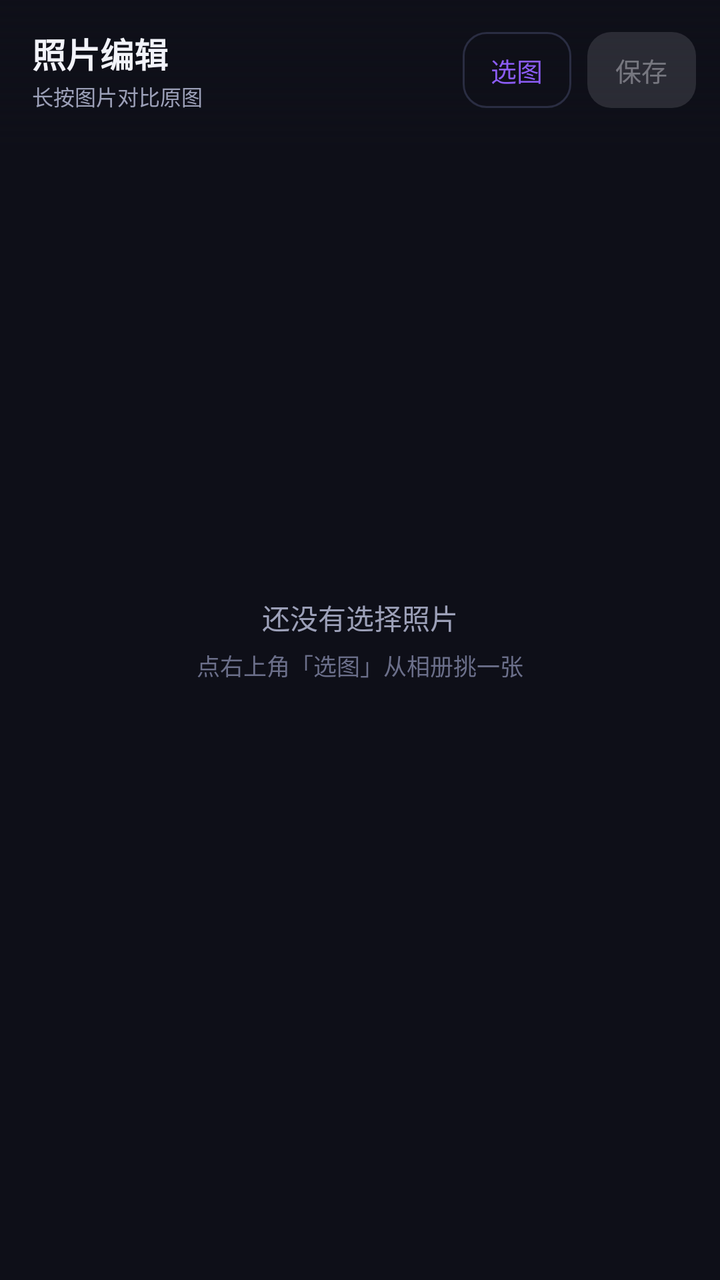
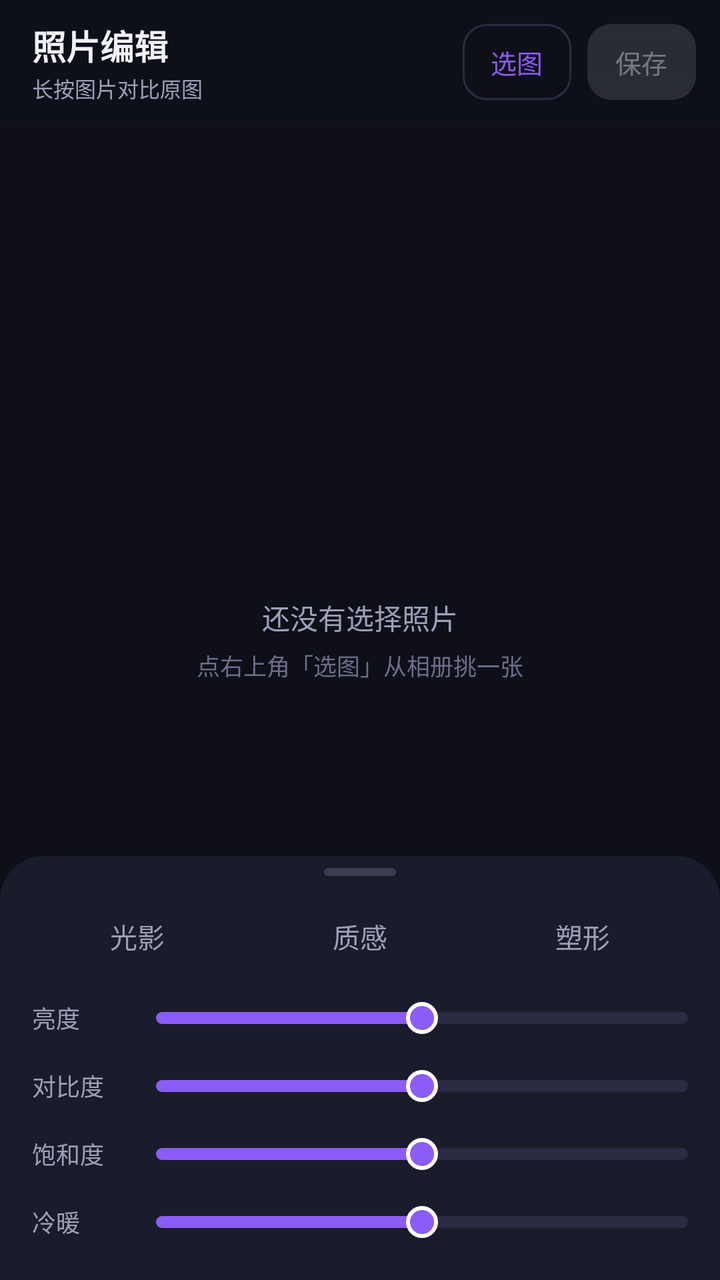

Before-and-after screenshots of an Android layout around one commit, followed by the original layout XML and the change that was made.
<!-- AndroidManifest.xml: application theme Theme.MagicBeauty -->
<!-- res/layout/fragment_photo.xml -->
<?xml version="1.0" encoding="utf-8"?>
<androidx.coordinatorlayout.widget.CoordinatorLayout xmlns:android="http://schemas.android.com/apk/res/android"
    xmlns:app="http://schemas.android.com/apk/res-auto"
    android:layout_width="match_parent"
    android:layout_height="match_parent"
    android:background="@color/bg">

    
    <FrameLayout
        android:id="@+id/previewBox"
        android:layout_width="match_parent"
        android:layout_height="match_parent">

        <ImageView
            android:id="@+id/preview"
            android:layout_width="match_parent"
            android:layout_height="match_parent"
            android:contentDescription="预览"
            android:scaleType="fitCenter" />

        <LinearLayout
            android:id="@+id/emptyState"
            android:layout_width="wrap_content"
            android:layout_height="wrap_content"
            android:layout_gravity="center"
            android:gravity="center"
            android:orientation="vertical">

            <TextView
                android:layout_width="wrap_content"
                android:layout_height="wrap_content"
                android:text="还没有选择照片"
                android:textColor="@color/text_sub"
                android:textSize="14sp" />

            <TextView
                android:layout_width="wrap_content"
                android:layout_height="wrap_content"
                android:layout_marginTop="5dp"
                android:text="点右上角「选图」从相册挑一张"
                android:textColor="@color/text_dim"
                android:textSize="11.5sp" />
        </LinearLayout>

        <ProgressBar
            android:id="@+id/progress"
            android:layout_width="wrap_content"
            android:layout_height="wrap_content"
            android:layout_gravity="center"
            android:indeterminateTint="@color/brand"
            android:visibility="gone" />
    </FrameLayout>

    
    <LinearLayout
        android:id="@+id/topBar"
        android:layout_width="match_parent"
        android:layout_height="wrap_content"
        android:layout_gravity="top"
        android:background="@drawable/bg_top_scrim"
        android:gravity="center_vertical"
        android:orientation="horizontal"
        android:paddingStart="16dp"
        android:paddingTop="14dp"
        android:paddingEnd="12dp"
        android:paddingBottom="18dp">

        <LinearLayout
            android:layout_width="0dp"
            android:layout_height="wrap_content"
            android:layout_weight="1"
            android:orientation="vertical">

            <TextView
                android:layout_width="wrap_content"
                android:layout_height="wrap_content"
                android:text="照片编辑"
                android:textColor="@color/text"
                android:textSize="17sp"
                android:textStyle="bold" />

            <TextView
                android:layout_width="wrap_content"
                android:layout_height="wrap_content"
                android:layout_marginTop="1dp"
                android:text="长按图片对比原图"
                android:textColor="@color/text_sub"
                android:textSize="10.5sp" />
        </LinearLayout>

        <com.google.android.material.button.MaterialButton
            android:id="@+id/btnPick"
            style="?attr/materialButtonOutlinedStyle"
            android:layout_width="wrap_content"
            android:layout_height="38dp"
            android:insetTop="0dp"
            android:insetBottom="0dp"
            android:minWidth="0dp"
            android:paddingStart="14dp"
            android:paddingEnd="14dp"
            android:text="选图"
            android:textAllCaps="false"
            android:textSize="13sp"
            app:cornerRadius="12dp" />

        <Space
            android:layout_width="8dp"
            android:layout_height="1dp" />

        <com.google.android.material.button.MaterialButton
            android:id="@+id/btnSave"
            android:layout_width="wrap_content"
            android:layout_height="38dp"
            android:enabled="false"
            android:insetTop="0dp"
            android:insetBottom="0dp"
            android:minWidth="0dp"
            android:paddingStart="14dp"
            android:paddingEnd="14dp"
            android:text="保存"
            android:textAllCaps="false"
            android:textSize="13sp"
            app:cornerRadius="12dp" />
    </LinearLayout>

    
    <LinearLayout
        android:id="@+id/toolSheet"
        android:layout_width="match_parent"
        android:layout_height="wrap_content"
        android:layout_gravity="bottom"
        android:background="@drawable/bg_sheet"
        android:elevation="12dp"
        android:orientation="vertical"
        android:paddingStart="16dp"
        android:paddingEnd="16dp"
        android:paddingBottom="10dp"
        app:behavior_hideable="false"
        app:behavior_peekHeight="112dp"
        app:layout_behavior="com.google.android.material.bottomsheet.BottomSheetBehavior">

        <View
            android:layout_width="36dp"
            android:layout_height="4dp"
            android:layout_gravity="center_horizontal"
            android:layout_marginTop="8dp"
            android:background="@drawable/bg_handle" />

        <LinearLayout
            android:layout_width="match_parent"
            android:layout_height="wrap_content"
            android:layout_marginTop="8dp"
            android:orientation="horizontal">

            <TextView
                android:id="@+id/tabLight"
                android:layout_width="0dp"
                android:layout_height="38dp"
                android:layout_weight="1"
                android:background="@drawable/bg_tab"
                android:gravity="center"
                android:text="光影"
                android:textColor="@color/tab_text"
                android:textSize="13sp" />

            <TextView
                android:id="@+id/tabTexture"
                android:layout_width="0dp"
                android:layout_height="38dp"
                android:layout_marginStart="6dp"
                android:layout_weight="1"
                android:background="@drawable/bg_tab"
                android:gravity="center"
                android:text="质感"
                android:textColor="@color/tab_text"
                android:textSize="13sp" />

            <TextView
                android:id="@+id/tabShape"
                android:layout_width="0dp"
                android:layout_height="38dp"
                android:layout_marginStart="6dp"
                android:layout_weight="1"
                android:background="@drawable/bg_tab"
                android:gravity="center"
                android:text="塑形"
                android:textColor="@color/tab_text"
                android:textSize="13sp" />
        </LinearLayout>

        
        <LinearLayout
            android:id="@+id/groupLight"
            android:layout_width="match_parent"
            android:layout_height="wrap_content"
            android:layout_marginTop="2dp"
            android:orientation="vertical">

            <LinearLayout
                android:layout_width="match_parent"
                android:layout_height="31dp"
                android:gravity="center_vertical"
                android:orientation="horizontal">

                <TextView
                    style="@style/SliderLabel"
                    android:text="亮度" />

                <SeekBar
                    android:id="@+id/sbBrightness"
                    style="@style/AppSeekBar"
                    android:layout_width="0dp"
                    android:layout_height="30dp"
                    android:layout_weight="1"
                    android:max="100"
                    android:progress="50" />
            </LinearLayout>

            <LinearLayout
                android:layout_width="match_parent"
                android:layout_height="31dp"
                android:gravity="center_vertical"
                android:orientation="horizontal">

                <TextView
                    style="@style/SliderLabel"
                    android:text="对比度" />

                <SeekBar
                    android:id="@+id/sbContrast"
                    style="@style/AppSeekBar"
                    android:layout_width="0dp"
                    android:layout_height="30dp"
                    android:layout_weight="1"
                    android:max="100"
                    android:progress="50" />
            </LinearLayout>

            <LinearLayout
                android:layout_width="match_parent"
                android:layout_height="31dp"
                android:gravity="center_vertical"
                android:orientation="horizontal">

                <TextView
                    style="@style/SliderLabel"
                    android:text="饱和度" />

                <SeekBar
                    android:id="@+id/sbSaturation"
                    style="@style/AppSeekBar"
                    android:layout_width="0dp"
                    android:layout_height="30dp"
                    android:layout_weight="1"
                    android:max="100"
                    android:progress="50" />
            </LinearLayout>

            <LinearLayout
                android:layout_width="match_parent"
                android:layout_height="31dp"
                android:gravity="center_vertical"
                android:orientation="horizontal">

                <TextView
                    style="@style/SliderLabel"
                    android:text="冷暖" />

                <SeekBar
                    android:id="@+id/sbWarmth"
                    style="@style/AppSeekBar"
                    android:layout_width="0dp"
                    android:layout_height="30dp"
                    android:layout_weight="1"
                    android:max="100"
                    android:progress="50" />
            </LinearLayout>
        </LinearLayout>

        
        <LinearLayout
            android:id="@+id/groupTexture"
            android:layout_width="match_parent"
            android:layout_height="wrap_content"
            android:layout_marginTop="2dp"
            android:orientation="vertical"
            android:visibility="gone">

            <LinearLayout
                android:layout_width="match_parent"
                android:layout_height="31dp"
                android:gravity="center_vertical"
                android:orientation="horizontal">

                <TextView
                    style="@style/SliderLabel"
                    android:text="磨皮" />

                <SeekBar
                    android:id="@+id/sbBlur"
                    style="@style/AppSeekBar"
                    android:layout_width="0dp"
                    android:layout_height="30dp"
                    android:layout_weight="1"
                    android:max="100"
                    android:progress="0" />
            </LinearLayout>

            <LinearLayout
                android:layout_width="match_parent"
                android:layout_height="31dp"
                android:gravity="center_vertical"
                android:orientation="horizontal">

                <TextView
                    style="@style/SliderLabel"
                    android:text="暗角" />

                <SeekBar
                    android:id="@+id/sbVignette"
                    style="@style/AppSeekBar"
                    android:layout_width="0dp"
                    android:layout_height="30dp"
                    android:layout_weight="1"
                    android:max="100"
                    android:progress="0" />
            </LinearLayout>
        </LinearLayout>

        
        <LinearLayout
            android:id="@+id/groupShape"
            android:layout_width="match_parent"
            android:layout_height="wrap_content"
            android:layout_marginTop="2dp"
            android:orientation="vertical"
            android:visibility="gone">

            <LinearLayout
                android:layout_width="match_parent"
                android:layout_height="31dp"
                android:gravity="center_vertical"
                android:orientation="horizontal">

                <TextView
                    style="@style/SliderLabel"
                    android:text="瘦脸" />

                <SeekBar
                    android:id="@+id/sbThinFace"
                    style="@style/AppSeekBar"
                    android:layout_width="0dp"
                    android:layout_height="30dp"
                    android:layout_weight="1"
                    android:max="100"
                    android:progress="0" />
            </LinearLayout>

            <LinearLayout
                android:layout_width="match_parent"
                android:layout_height="31dp"
                android:gravity="center_vertical"
                android:orientation="horizontal">

                <TextView
                    style="@style/SliderLabel"
                    android:text="大眼" />

                <SeekBar
                    android:id="@+id/sbEye"
                    style="@style/AppSeekBar"
                    android:layout_width="0dp"
                    android:layout_height="30dp"
                    android:layout_weight="1"
                    android:max="100"
                    android:progress="0" />
            </LinearLayout>

            <LinearLayout
                android:layout_width="match_parent"
                android:layout_height="31dp"
                android:gravity="center_vertical"
                android:orientation="horizontal">

                <TextView
                    style="@style/SliderLabel"
                    android:text="瘦腰" />

                <SeekBar
                    android:id="@+id/sbWaist"
                    style="@style/AppSeekBar"
                    android:layout_width="0dp"
                    android:layout_height="30dp"
                    android:layout_weight="1"
                    android:max="100"
                    android:progress="0" />
            </LinearLayout>

            <LinearLayout
                android:layout_width="match_parent"
                android:layout_height="31dp"
                android:gravity="center_vertical"
                android:orientation="horizontal">

                <TextView
                    style="@style/SliderLabel"
                    android:text="拉腿" />

                <SeekBar
                    android:id="@+id/sbLeg"
                    style="@style/AppSeekBar"
                    android:layout_width="0dp"
                    android:layout_height="30dp"
                    android:layout_weight="1"
                    android:max="100"
                    android:progress="0" />
            </LinearLayout>
        </LinearLayout>

        <TextView
            android:id="@+id/tvHint"
            android:layout_width="match_parent"
            android:layout_height="wrap_content"
            android:layout_marginTop="4dp"
            android:textColor="@color/text_dim"
            android:textSize="10.5sp"
            android:visibility="gone" />
    </LinearLayout>

</androidx.coordinatorlayout.widget.CoordinatorLayout>
<!-- resources referenced by this layout -->
<resources>
  <color name="bg">#0E0F18</color>
  <color name="brand">#8B5CF6</color>
  <color name="text">#F2F3FA</color>
  <color name="text_dim">#6B6F8A</color>
  <color name="text_sub">#9CA0B8</color>
  <!-- drawable bg_handle (drawable) -->
  <?xml version="1.0" encoding="utf-8"?>
  <shape xmlns:android="http://schemas.android.com/apk/res/android" android:shape="rectangle">
      <solid android:color="#3A3E55" />
      <corners android:radius="2dp" />
      <size android:width="36dp" android:height="4dp" />
  </shape>
  <!-- drawable bg_sheet (drawable) -->
  <?xml version="1.0" encoding="utf-8"?>
  <shape xmlns:android="http://schemas.android.com/apk/res/android" android:shape="rectangle">
      <solid android:color="@color/card" />
      <corners
          android:topLeftRadius="22dp"
          android:topRightRadius="22dp" />
  </shape>
  <!-- drawable bg_tab (drawable) -->
  <?xml version="1.0" encoding="utf-8"?>
  <selector xmlns:android="http://schemas.android.com/apk/res/android">
      <item android:state_selected="true">
          <shape android:shape="rectangle">
              <solid android:color="@color/brand_soft" />
              <corners android:radius="12dp" />
          </shape>
      </item>
      <item>
          <shape android:shape="rectangle">
              <solid android:color="@android:color/transparent" />
              <corners android:radius="12dp" />
          </shape>
      </item>
  </selector>
  <!-- drawable bg_top_scrim (drawable) -->
  <?xml version="1.0" encoding="utf-8"?>
  <shape xmlns:android="http://schemas.android.com/apk/res/android" android:shape="rectangle">
      <gradient
          android:angle="270"
          android:endColor="#000E0F18"
          android:startColor="#E60E0F18" />
  </shape>
  <style name="AppSeekBar" parent="Widget.AppCompat.SeekBar">
          <item name="android:progressDrawable">@drawable/seekbar_track</item>
          <item name="android:thumb">@drawable/seekbar_thumb</item>
          <item name="android:splitTrack">false</item>
          <item name="android:minHeight">30dp</item>
          <item name="android:maxHeight">30dp</item>
          <item name="android:paddingStart">0dp</item>
          <item name="android:paddingEnd">0dp</item>
      </style>
  <style name="SliderLabel">
          <item name="android:layout_width">62dp</item>
          <item name="android:layout_height">wrap_content</item>
          <item name="android:textSize">12sp</item>
          <item name="android:textColor">@color/text_sub</item>
      </style>
  <color name="card">#1A1C2B</color>
  <color name="brand_soft">#2A1F4D</color>
  <!-- drawable seekbar_track (drawable) -->
  <?xml version="1.0" encoding="utf-8"?>
  <layer-list xmlns:android="http://schemas.android.com/apk/res/android">
      
      <item
          android:id="@android:id/background"
          android:bottom="12dp"
          android:top="12dp">
          <shape android:shape="rectangle">
              <corners android:radius="3dp" />
              <solid android:color="#2A2D42" />
          </shape>
      </item>
      <item
          android:id="@android:id/progress"
          android:bottom="12dp"
          android:top="12dp">
          <clip>
              <shape android:shape="rectangle">
                  <corners android:radius="3dp" />
                  <solid android:color="@color/brand" />
              </shape>
          </clip>
      </item>
  </layer-list>
  <!-- drawable seekbar_thumb (drawable) -->
  <?xml version="1.0" encoding="utf-8"?>
  <shape xmlns:android="http://schemas.android.com/apk/res/android" android:shape="oval">
      <solid android:color="@color/brand" />
      <stroke android:width="2dp" android:color="@color/white" />
      <size android:width="16dp" android:height="16dp" />
  </shape>
  <color name="white">#FFFFFFFF</color>
  <color name="brand_2">#EC4899</color>
  <color name="bg_elev">#151726</color>
  <color name="card_stroke">#2A2D42</color>
  <color name="nav_bg">#111320</color>
  <!-- unchanged entries left out for length: 1 -->
</resources>

<!-- the commit's change to res/layout/fragment_photo.xml (unified diff, before → after) -->
@@ -1,5 +1,5 @@
 <?xml version="1.0" encoding="utf-8"?>
-<androidx.coordinatorlayout.widget.CoordinatorLayout xmlns:android="http://schemas.android.com/apk/res/android"
+<FrameLayout xmlns:android="http://schemas.android.com/apk/res/android"
     xmlns:app="http://schemas.android.com/apk/res-auto"
     android:layout_width="match_parent"
     android:layout_height="match_parent"
@@ -61,9 +61,9 @@
         android:gravity="center_vertical"
         android:orientation="horizontal"
         android:paddingStart="16dp"
-        android:paddingTop="14dp"
+        android:paddingTop="10dp"
         android:paddingEnd="12dp"
-        android:paddingBottom="18dp">
+        android:paddingBottom="14dp">
 
         <LinearLayout
             android:layout_width="0dp"
@@ -133,59 +133,58 @@
         android:elevation="12dp"
         android:orientation="vertical"
         android:paddingStart="16dp"
+        android:paddingTop="6dp"
         android:paddingEnd="16dp"
-        android:paddingBottom="10dp"
-        app:behavior_hideable="false"
-        app:behavior_peekHeight="112dp"
-        app:layout_behavior="com.google.android.material.bottomsheet.BottomSheetBehavior">
+        android:paddingBottom="12dp">
 
         <View
+            android:id="@+id/sheetHandle"
             android:layout_width="36dp"
             android:layout_height="4dp"
             android:layout_gravity="center_horizontal"
-            android:layout_marginTop="8dp"
             android:background="@drawable/bg_handle" />
 
-        <LinearLayout
-            android:layout_width="match_parent"
-            android:layout_height="wrap_content"
-            android:layout_marginTop="8dp"
+        
+        <LinearLayout
+            android:layout_width="match_parent"
+            android:layout_height="wrap_content"
+            android:layout_marginTop="10dp"
             android:orientation="horizontal">
 
             <TextView
                 android:id="@+id/tabLight"
                 android:layout_width="0dp"
-                android:layout_height="38dp"
+                android:layout_height="40dp"
                 android:layout_weight="1"
                 android:background="@drawable/bg_tab"
                 android:gravity="center"
                 android:text="光影"
                 android:textColor="@color/tab_text"
-                android:textSize="13sp" />
+                android:textSize="13.5sp" />
 
             <TextView
                 android:id="@+id/tabTexture"
                 android:layout_width="0dp"
-                android:layout_height="38dp"
+                android:layout_height="40dp"
                 android:layout_marginStart="6dp"
                 android:layout_weight="1"
                 android:background="@drawable/bg_tab"
                 android:gravity="center"
                 android:text="质感"
                 android:textColor="@color/tab_text"
-                android:textSize="13sp" />
+                android:textSize="13.5sp" />
 
             <TextView
                 android:id="@+id/tabShape"
                 android:layout_width="0dp"
-                android:layout_height="38dp"
+                android:layout_height="40dp"
                 android:layout_marginStart="6dp"
                 android:layout_weight="1"
                 android:background="@drawable/bg_tab"
                 android:gravity="center"
                 android:text="塑形"
                 android:textColor="@color/tab_text"
-                android:textSize="13sp" />
+                android:textSize="13.5sp" />
         </LinearLayout>
 
         
@@ -193,12 +192,12 @@
             android:id="@+id/groupLight"
             android:layout_width="match_parent"
             android:layout_height="wrap_content"
-            android:layout_marginTop="2dp"
+            android:layout_marginTop="4dp"
             android:orientation="vertical">
 
             <LinearLayout
                 android:layout_width="match_parent"
-                android:layout_height="31dp"
+                android:layout_height="34dp"
                 android:gravity="center_vertical"
                 android:orientation="horizontal">
 
@@ -218,7 +217,7 @@
 
             <LinearLayout
                 android:layout_width="match_parent"
-                android:layout_height="31dp"
+                android:layout_height="34dp"
                 android:gravity="center_vertical"
                 android:orientation="horizontal">
 
@@ -238,7 +237,7 @@
 
             <LinearLayout
                 android:layout_width="match_parent"
-                android:layout_height="31dp"
+                android:layout_height="34dp"
                 android:gravity="center_vertical"
                 android:orientation="horizontal">
 
@@ -258,7 +257,7 @@
 
             <LinearLayout
                 android:layout_width="match_parent"
-                android:layout_height="31dp"
+                android:layout_height="34dp"
                 android:gravity="center_vertical"
                 android:orientation="horizontal">
 
@@ -282,13 +281,13 @@
             android:id="@+id/groupTexture"
             android:layout_width="match_parent"
             android:layout_height="wrap_content"
-            android:layout_marginTop="2dp"
+            android:layout_marginTop="4dp"
             android:orientation="vertical"
             android:visibility="gone">
 
             <LinearLayout
                 android:layout_width="match_parent"
-                android:layout_height="31dp"
+                android:layout_height="34dp"
                 android:gravity="center_vertical"
                 android:orientation="horizontal">
 
@@ -308,7 +307,7 @@
 
             <LinearLayout
                 android:layout_width="match_parent"
-                android:layout_height="31dp"
+                android:layout_height="34dp"
                 android:gravity="center_vertical"
                 android:orientation="horizontal">
 
@@ -332,13 +331,13 @@
             android:id="@+id/groupShape"
             android:layout_width="match_parent"
             android:layout_height="wrap_content"
-            android:layout_marginTop="2dp"
+            android:layout_marginTop="4dp"
             android:orientation="vertical"
             android:visibility="gone">
 
             <LinearLayout
                 android:layout_width="match_parent"
-                android:layout_height="31dp"
+                android:layout_height="34dp"
                 android:gravity="center_vertical"
                 android:orientation="horizontal">
 
@@ -358,7 +357,7 @@
 
             <LinearLayout
                 android:layout_width="match_parent"
-                android:layout_height="31dp"
+                android:layout_height="34dp"
                 android:gravity="center_vertical"
                 android:orientation="horizontal">
 
@@ -378,7 +377,7 @@
 
             <LinearLayout
                 android:layout_width="match_parent"
-                android:layout_height="31dp"
+                android:layout_height="34dp"
                 android:gravity="center_vertical"
                 android:orientation="horizontal">
 
@@ -398,7 +397,7 @@
 
             <LinearLayout
                 android:layout_width="match_parent"
-                android:layout_height="31dp"
+                android:layout_height="34dp"
                 android:gravity="center_vertical"
                 android:orientation="horizontal">
 
@@ -421,10 +420,10 @@
             android:id="@+id/tvHint"
             android:layout_width="match_parent"
             android:layout_height="wrap_content"
-            android:layout_marginTop="4dp"
+            android:layout_marginTop="6dp"
             android:textColor="@color/text_dim"
             android:textSize="10.5sp"
             android:visibility="gone" />
     </LinearLayout>
 
-</androidx.coordinatorlayout.widget.CoordinatorLayout>
+</FrameLayout>
